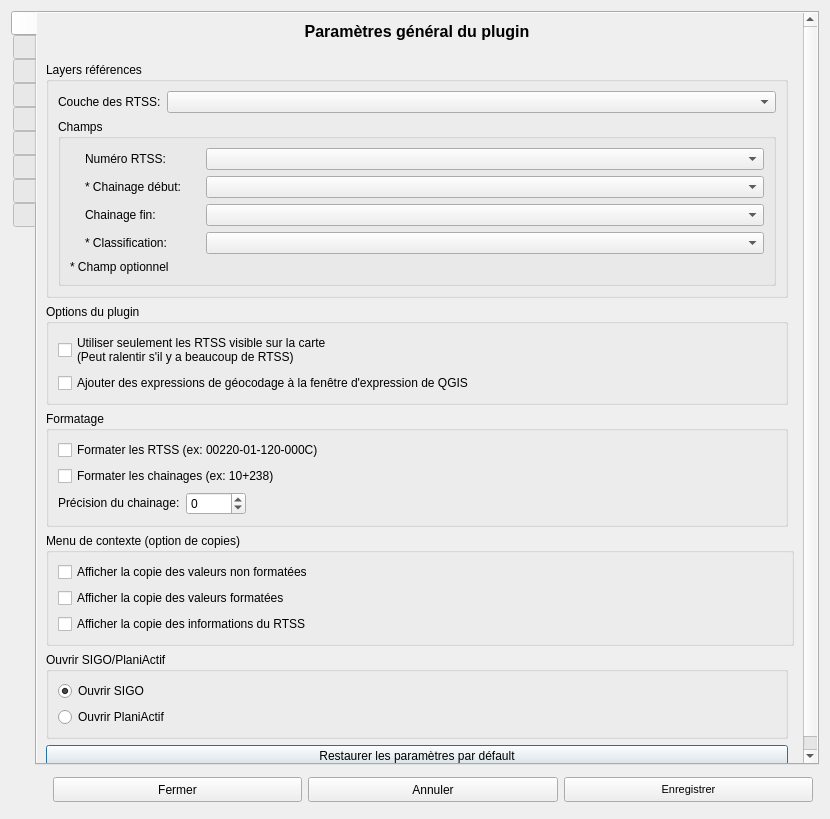
Before: the Qt Designer form interfaces/fenetre_parametre.ui in xbourbeau/outils_MTQ_chainage, drawn with Qt 5.
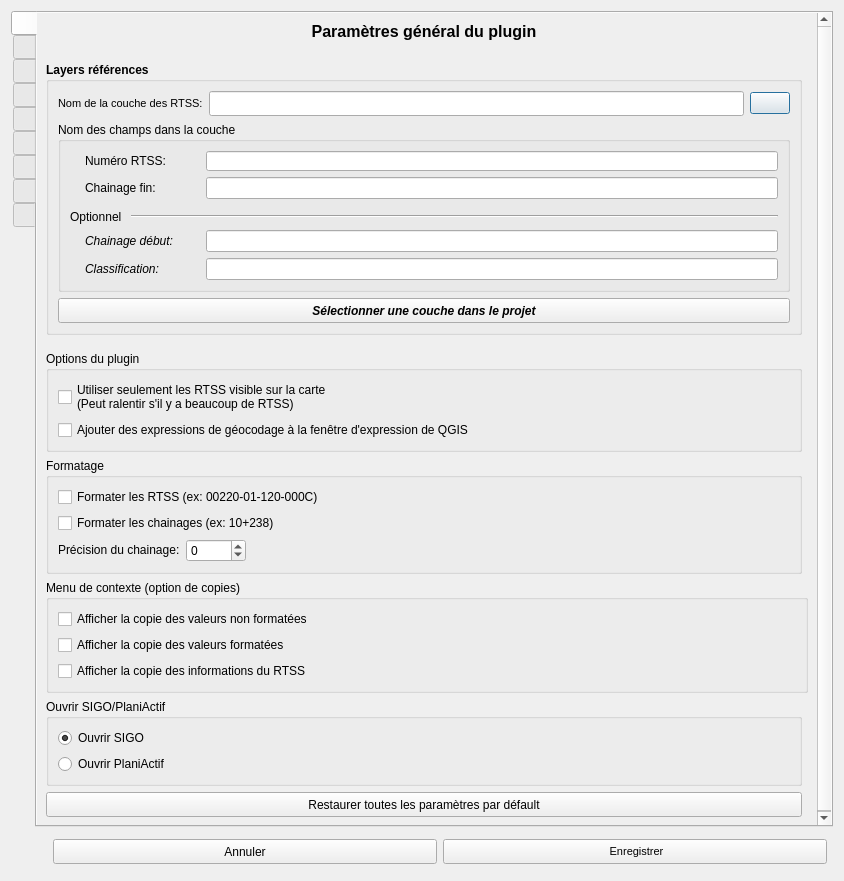
After: the same form once the commit is applied. The open tabs and pages were chosen to show the change. Custom widgets are drawn as their Qt base class.

Commit message:
Update la fenêtre des paramètres
Améliorer la méthode de sélection de la couche des RTSS.

Divers corrections

What changed in the file:
```diff
--- a/interfaces/fenetre_parametre.ui
+++ b/interfaces/fenetre_parametre.ui
@@ -9,8 +9,8 @@
    <rect>
     <x>0</x>
     <y>0</y>
-    <width>830</width>
-    <height>819</height>
+    <width>844</width>
+    <height>881</height>
    </rect>
   </property>
   <property name="windowTitle">
@@ -32,7 +32,7 @@
       <enum>QTabWidget::Rounded</enum>
      </property>
      <property name="currentIndex">
-      <number>2</number>
+      <number>0</number>
      </property>
      <property name="iconSize">
       <size>
@@ -82,35 +82,32 @@
            <rect>
             <x>0</x>
             <y>0</y>
-            <width>786</width>
-            <height>752</height>
+            <width>800</width>
+            <height>814</height>
            </rect>
           </property>
           <layout class="QGridLayout" name="gridLayout_9">
-           <item row="1" column="0">
-            <spacer name="verticalSpacer_6">
-             <property name="orientation">
-              <enum>Qt::Vertical</enum>
-             </property>
-             <property name="sizeType">
-              <enum>QSizePolicy::Fixed</enum>
-             </property>
-             <property name="sizeHint" stdset="0">
-              <size>
-               <width>15</width>
-               <height>15</height>
-              </size>
-             </property>
-            </spacer>
-           </item>
-           <item row="3" column="0">
+           <item row="4" column="0">
             <widget class="QGroupBox" name="groupBox_3">
              <property name="title">
               <string>Options du plugin</string>
              </property>
              <layout class="QGridLayout" name="gridLayout_4">
+              <item row="1" column="0">
+               <widget class="QCheckBox" name="chx_add_expressions">
+                <property name="focusPolicy">
+                 <enum>Qt::ClickFocus</enum>
+                </property>
+                <property name="text">
+                 <string>Ajouter des expressions de géocodage à la fenêtre d'expression de QGIS</string>
+                </property>
+               </widget>
+              </item>
               <item row="0" column="0">
                <widget class="QCheckBox" name="chx_use_visible">
+                <property name="focusPolicy">
+                 <enum>Qt::ClickFocus</enum>
+                </property>
                 <property name="acceptDrops">
                  <bool>false</bool>
                 </property>
@@ -123,30 +120,112 @@
                 </property>
                </widget>
               </item>
+             </layout>
+            </widget>
+           </item>
+           <item row="6" column="0" rowspan="2" colspan="2">
+            <widget class="QGroupBox" name="groupBox_7">
+             <property name="toolTip">
+              <string>Ajoute des options de copie lors d'un click droit dans la carte</string>
+             </property>
+             <property name="title">
+              <string>Menu de contexte (option de copies)</string>
+             </property>
+             <layout class="QGridLayout" name="gridLayout_24">
+              <item row="0" column="0">
+               <widget class="QCheckBox" name="chk_copie_non_formater">
+                <property name="focusPolicy">
+                 <enum>Qt::ClickFocus</enum>
+                </property>
+                <property name="text">
+                 <string>Afficher la copie des valeurs non formatées</string>
+                </property>
+               </widget>
+              </item>
               <item row="1" column="0">
-               <widget class="QCheckBox" name="chx_add_expressions">
+               <widget class="QCheckBox" name="chk_copie_formater">
+                <property name="focusPolicy">
+                 <enum>Qt::ClickFocus</enum>
+                </property>
                 <property name="text">
-                 <string>Ajouter des expressions de géocodage à la fenêtre d'expression de QGIS</string>
+                 <string>Afficher la copie des valeurs formatées</string>
+                </property>
+               </widget>
+              </item>
+              <item row="2" column="0">
+               <widget class="QCheckBox" name="chk_copie_info_rtss">
+                <property name="focusPolicy">
+                 <enum>Qt::ClickFocus</enum>
+                </property>
+                <property name="text">
+                 <string>Afficher la copie des informations du RTSS</string>
                 </property>
                </widget>
               </item>
              </layout>
             </widget>
            </item>
-           <item row="9" column="0">
-            <spacer name="verticalSpacer">
+           <item row="3" column="0">
+            <spacer name="verticalSpacer_23">
              <property name="orientation">
               <enum>Qt::Vertical</enum>
              </property>
+             <property name="sizeType">
+              <enum>QSizePolicy::Fixed</enum>
+             </property>
              <property name="sizeHint" stdset="0">
               <size>
                <width>20</width>
-               <height>40</height>
+               <height>10</height>
               </size>
              </property>
             </spacer>
            </item>
-           <item row="4" column="0">
+           <item row="10" column="0">
+            <widget class="QPushButton" name="btn_set_default_values">
+             <property name="minimumSize">
+              <size>
+               <width>0</width>
+               <height>25</height>
+              </size>
+             </property>
+             <property name="focusPolicy">
+              <enum>Qt::ClickFocus</enum>
+             </property>
+             <property name="toolTip">
+              <string>Permet de restaurer toutes les paramètres avec leurs valeur par défault</string>
+             </property>
+             <property name="text">
+              <string>Restaurer toutes les paramètres par défault</string>
+             </property>
+             <property name="autoDefault">
+              <bool>false</bool>
+             </property>
+            </widget>
+           </item>
+           <item row="0" column="0">
+            <widget class="QLabel" name="label_27">
+             <property name="font">
+              <font>
+               <family>MS Shell Dlg 2</family>
+               <pointsize>12</pointsize>
+               <weight>75</weight>
+               <italic>false</italic>
+               <bold>true</bold>
+              </font>
+             </property>
+             <property name="styleSheet">
+              <string notr="true">font: bold 12pt &quot;MS Shell Dlg 2&quot;;</string>
+             </property>
+             <property name="text">
+              <string>Paramètres général du plugin</string>
+             </property>
+             <property name="alignment">
+              <set>Qt::AlignBottom|Qt::AlignHCenter</set>
+             </property>
+            </widget>
+           </item>
+           <item row="5" column="0">
             <widget class="QGroupBox" name="groupBox_4">
              <property name="title">
               <string>Formatage</string>
@@ -154,6 +233,9 @@
              <layout class="QGridLayout" name="gridLayout_6">
               <item row="0" column="0">
                <widget class="QCheckBox" name="chx_format_rtss">
+                <property name="focusPolicy">
+                 <enum>Qt::ClickFocus</enum>
+                </property>
                 <property name="text">
                  <string>Formater les RTSS (ex: 00220-01-120-000C)</string>
                 </property>
@@ -219,6 +301,9 @@
               </item>
               <item row="1" column="0">
                <widget class="QCheckBox" name="chx_format_chainage">
+                <property name="focusPolicy">
+                 <enum>Qt::ClickFocus</enum>
+                </property>
                 <property name="text">
                  <string>Formater les chainages (ex: 10+238)</string>
                 </property>
@@ -227,7 +312,23 @@
              </layout>
             </widget>
            </item>
-           <item row="7" column="0">
+           <item row="1" column="0">
+            <spacer name="verticalSpacer_6">
+             <property name="orientation">
+              <enum>Qt::Vertical</enum>
+             </property>
+             <property name="sizeType">
+              <enum>QSizePolicy::Fixed</enum>
+             </property>
+             <property name="sizeHint" stdset="0">
+              <size>
+               <width>15</width>
+               <height>15</height>
+              </size>
+             </property>
+            </spacer>
+           </item>
+           <item row="8" column="0">
             <widget class="QGroupBox" name="gbx_open_sigo">
              <property name="title">
               <string>Ouvrir SIGO/PlaniActif</string>
@@ -235,6 +336,9 @@
              <layout class="QGridLayout" name="gridLayout_31">
               <item row="0" column="0">
                <widget class="QRadioButton" name="rbt_sigo">
+                <property name="focusPolicy">
+                 <enum>Qt::ClickFocus</enum>
+                </property>
                 <property name="text">
                  <string>Ouvrir SIGO</string>
                 </property>
@@ -245,6 +349,9 @@
               </item>
               <item row="1" column="0">
                <widget class="QRadioButton" name="rbt_planiactif">
+                <property name="focusPolicy">
+                 <enum>Qt::ClickFocus</enum>
+                </property>
                 <property name="text">
                  <string>Ouvrir PlaniActif</string>
                 </property>
@@ -253,8 +360,27 @@
              </layout>
             </widget>
            </item>
+           <item row="9" column="0">
+            <spacer name="verticalSpacer">
+             <property name="orientation">
+              <enum>Qt::Vertical</enum>
+             </property>
+             <property name="sizeHint" stdset="0">
+              <size>
+               <width>20</width>
+               <height>40</height>
+              </size>
+             </property>
+            </spacer>
+           </item>
            <item row="2" column="0">
             <widget class="QGroupBox" name="groupBox">
+             <property name="font">
+              <font>
+               <weight>75</weight>
+               <bold>true</bold>
+              </font>
+             </property>
              <property name="title">
               <string>Layers références</string>
              </property>
@@ -269,27 +395,226 @@
                     <verstretch>0</verstretch>
                    </sizepolicy>
                   </property>
+                  <property name="minimumSize">
+                   <size>
+                    <width>140</width>
+                    <height>0</height>
+                   </size>
+                  </property>
+                  <property name="font">
+                   <font>
+                    <pointsize>8</pointsize>
+                    <weight>50</weight>
+                    <bold>false</bold>
+                   </font>
+                  </property>
                   <property name="text">
-                   <string>Couche des RTSS:</string>
+                   <string>Nom de la couche des RTSS:</string>
                   </property>
                  </widget>
                 </item>
                 <item>
-                 <widget class="QgsMapLayerComboBox" name="cbx_layer_rtss">
+                 <widget class="QLineEdit" name="txt_layer_rtss">
+                  <property name="minimumSize">
+                   <size>
+                    <width>0</width>
+                    <height>25</height>
+                   </size>
+                  </property>
+                  <property name="font">
+                   <font>
+                    <pointsize>8</pointsize>
+                    <weight>50</weight>
+                    <bold>false</bold>
+                   </font>
+                  </property>
                   <property name="toolTip">
-                   <string>Nom de la couche des RTSS dans le projet</string>
+                   <string>Nom de la couche des RTSS à utiliser dans le projet</string>
+                  </property>
+                 </widget>
+                </item>
+                <item>
+                 <widget class="QPushButton" name="btn_geocatalogue">
+                  <property name="font">
+                   <font>
+                    <weight>50</weight>
+                    <bold>false</bold>
+                   </font>
+                  </property>
+                  <property name="toolTip">
+                   <string>Ouvrir la page du géocatologue pour la couche de BGR - RTSS</string>
+                  </property>
+                  <property name="text">
+                   <string/>
                   </property>
                  </widget>
                 </item>
                </layout>
               </item>
+              <item row="2" column="0">
+               <widget class="QPushButton" name="btn_selectionner_layer_rtss">
+                <property name="minimumSize">
+                 <size>
+                  <width>0</width>
+                  <height>25</height>
+                 </size>
+                </property>
+                <property name="font">
+                 <font>
+                  <weight>75</weight>
+                  <italic>true</italic>
+                  <bold>true</bold>
+                 </font>
+                </property>
+                <property name="toolTip">
+                 <string>Permet de définir les informations sur la couche des RTSS à partir des couches du projets</string>
+                </property>
+                <property name="text">
+                 <string>Sélectionner une couche dans le projet</string>
+                </property>
+                <property name="default">
+                 <bool>false</bool>
+                </property>
+                <property name="flat">
+                 <bool>false</bool>
+                </property>
+               </widget>
+              </item>
               <item row="1" column="0">
                <widget class="QGroupBox" name="groupBox_2">
+                <property name="font">
+                 <font>
+                  <weight>50</weight>
+                  <italic>false</italic>
+                  <bold>false</bold>
+                 </font>
+                </property>
                 <property name="title">
-                 <string>Champs</string>
+                 <string>Nom des champs dans la couche</string>
+                </property>
+                <property name="flat">
+                 <bool>true</bool>
                 </property>
                 <layout class="QGridLayout" name="gridLayout_2">
-                 <item row="2" column="0" colspan="2">
+                 <item row="5" column="0">
+                  <layout class="QHBoxLayout" name="horizontalLayout_18">
+                   <item>
+                    <spacer name="horizontalSpacer_11">
+                     <property name="orientation">
+                      <enum>Qt::Horizontal</enum>
+                     </property>
+                     <property name="sizeType">
+                      <enum>QSizePolicy::Fixed</enum>
+                     </property>
+                     <property name="sizeHint" stdset="0">
+                      <size>
+                       <width>15</width>
+                       <height>20</height>
+                      </size>
+                     </property>
+                    </spacer>
+                   </item>
+                   <item>
+                    <widget class="QLabel" name="label_6">
+                     <property name="sizePolicy">
+                      <sizepolicy hsizetype="Fixed" vsizetype="Preferred">
+                       <horstretch>0</horstretch>
+                       <verstretch>0</verstretch>
+                      </sizepolicy>
+                     </property>
+                     <property name="minimumSize">
+                      <size>
+                       <width>115</width>
+                       <height>0</height>
+                      </size>
+                     </property>
+                     <property name="maximumSize">
+                      <size>
+                       <width>16777215</width>
+                       <height>16777215</height>
+                      </size>
+                     </property>
+                     <property name="font">
+                      <font>
+                       <weight>50</weight>
+                       <italic>true</italic>
+                       <bold>false</bold>
+                      </font>
+                     </property>
+                     <property name="text">
+                      <string>Classification:</string>
+                     </property>
+                    </widget>
+                   </item>
+                   <item>
+                    <widget class="QLineEdit" name="txt_field_class">
+                     <property name="toolTip">
+                      <string>Code de la classification fonctionnelle des RTSS</string>
+                     </property>
+                    </widget>
+                   </item>
+                  </layout>
+                 </item>
+                 <item row="4" column="0">
+                  <layout class="QHBoxLayout" name="horizontalLayout_19">
+                   <item>
+                    <spacer name="horizontalSpacer_12">
+                     <property name="orientation">
+                      <enum>Qt::Horizontal</enum>
+                     </property>
+                     <property name="sizeType">
+                      <enum>QSizePolicy::Fixed</enum>
+                     </property>
+                     <property name="sizeHint" stdset="0">
+                      <size>
+                       <width>15</width>
+                       <height>20</height>
+                      </size>
+                     </property>
+                    </spacer>
+                   </item>
+                   <item>
+                    <widget class="QLabel" name="label_7">
+                     <property name="sizePolicy">
+                      <sizepolicy hsizetype="Fixed" vsizetype="Preferred">
+                       <horstretch>0</horstretch>
+                       <verstretch>0</verstretch>
+                      </sizepolicy>
+                     </property>
+                     <property name="minimumSize">
+                      <size>
+                       <width>115</width>
+                       <height>0</height>
+                      </size>
+                     </property>
+                     <property name="maximumSize">
+                      <size>
+                       <width>16777215</width>
+                       <height>16777215</height>
+                      </size>
+                     </property>
+                     <property name="font">
+                      <font>
+                       <weight>50</weight>
+                       <italic>true</italic>
+                       <bold>false</bold>
+                      </font>
+                     </property>
+                     <property name="text">
+                      <string>Chainage début:</string>
+                     </property>
+                    </widget>
+                   </item>
+                   <item>
+                    <widget class="QLineEdit" name="txt_field_chainage_debut">
+                     <property name="toolTip">
+                      <string>Chainage de début du RTSS. Si aucun champ n'est défini, la valeur de 0 est utilisé pour toutes les RTSS</string>
+                     </property>
+                    </widget>
+                   </item>
+                  </layout>
+                 </item>
+                 <item row="1" column="0">
                   <layout class="QHBoxLayout" name="horizontalLayout_4">
                    <item>
                     <spacer name="horizontalSpacer_3">
@@ -333,7 +658,7 @@
                     </widget>
                    </item>
                    <item>
-                    <widget class="QgsFieldComboBox" name="cbx_field_chainage">
+                    <widget class="QLineEdit" name="txt_field_chainage_fin">
                      <property name="toolTip">
                       <string>Longueur du RTSS en chainage</string>
                      </property>
@@ -341,7 +666,7 @@
                    </item>
                   </layout>
                  </item>
-                 <item row="0" column="0" colspan="2">
+                 <item row="0" column="0">
                   <layout class="QHBoxLayout" name="horizontalLayout_3">
                    <item>
                     <spacer name="horizontalSpacer_4">
@@ -385,7 +710,13 @@
                     </widget>
                    </item>
                    <item>
-                    <widget class="QgsFieldComboBox" name="cbx_field_rtss">
+                    <widget class="QLineEdit" name="txt_field_rtss">
+                     <property name="minimumSize">
+                      <size>
+                       <width>0</width>
+                       <height>20</height>
+                      </size>
+                     </property>
                      <property name="toolTip">
                       <string>Numéro du RTSS (non formaté)</string>
                      </property>
@@ -393,192 +724,53 @@
                    </item>
                   </layout>
                  </item>
-                 <item row="1" column="0" colspan="2">
-                  <layout class="QHBoxLayout" name="horizontalLayout_19">
+                 <item row="3" column="0">
+                  <layout class="QHBoxLayout" name="horizontalLayout_35">
                    <item>
-                    <spacer name="horizontalSpacer_12">
-                     <property name="orientation">
-                      <enum>Qt::Horizontal</enum>
-                     </property>
-                     <property name="sizeType">
-                      <enum>QSizePolicy::Fixed</enum>
-                     </property>
-                     <property name="sizeHint" stdset="0">
-                      <size>
-                       <width>15</width>
-                       <height>20</height>
-                      </size>
-                     </property>
-                    </spacer>
-                   </item>
-                   <item>
-                    <widget class="QLabel" name="label_7">
+                    <widget class="QLabel" name="label_39">
                      <property name="sizePolicy">
-                      <sizepolicy hsizetype="Fixed" vsizetype="Preferred">
+                      <sizepolicy hsizetype="Maximum" vsizetype="Preferred">
                        <horstretch>0</horstretch>
                        <verstretch>0</verstretch>
                       </sizepolicy>
                      </property>
-                     <property name="minimumSize">
-                      <size>
-                       <width>115</width>
-                       <height>0</height>
-                      </size>
-                     </property>
-                     <property name="maximumSize">
-                      <size>
-                       <width>16777215</width>
-                       <height>16777215</height>
-                      </size>
-                     </property>
-                     <property name="text">
-                      <string>* Chainage début:</string>
-                     </property>
-                    </widget>
-                   </item>
-                   <item>
-                    <widget class="QgsFieldComboBox" name="cbx_field_chainage_d">
-                     <property name="toolTip">
-                      <string>Chainage de début du RTSS</string>
-                     </property>
-                     <property name="allowEmptyFieldName">
-                      <bool>true</bool>
-                     </property>
-                    </widget>
-                   </item>
-                  </layout>
-                 </item>
-                 <item row="3" column="0" rowspan="2" colspan="2">
-                  <layout class="QHBoxLayout" name="horizontalLayout_18">
-                   <item>
-                    <spacer name="horizontalSpacer_11">
-                     <property name="orientation">
-                      <enum>Qt::Horizontal</enum>
-                     </property>
-                     <property name="sizeType">
-                      <enum>QSizePolicy::Fixed</enum>
-                     </property>
-                     <property name="sizeHint" stdset="0">
-                      <size>
-                       <width>15</width>
-                       <height>20</height>
-                      </size>
-                     </property>
-                    </spacer>
-                   </item>
-                   <item>
-                    <widget class="QLabel" name="label_6">
-                     <property name="sizePolicy">
-                      <sizepolicy hsizetype="Fixed" vsizetype="Preferred">
-                       <horstretch>0</horstretch>
-                       <verstretch>0</verstretch>
-                      </sizepolicy>
-                     </property>
-                     <property name="minimumSize">
-                      <size>
-                       <width>115</width>
-                       <height>0</height>
-                      </size>
-                     </property>
-                     <property name="maximumSize">
-                      <size>
-                       <width>16777215</width>
-                       <height>16777215</height>
-                      </size>
-                     </property>
-                     <property name="text">
-                      <string>* Classification:</string>
-                     </property>
-                    </widget>
-                   </item>
-                   <item>
-                    <widget class="QgsFieldComboBox" name="cbx_field_class">
-                     <property name="toolTip">
-                      <string>Code de classification fonctionnelle</string>
-                     </property>
-                     <property name="allowEmptyFieldName">
-                      <bool>true</bool>
-                     </property>
-                    </widget>
-                   </item>
-                  </layout>
-                 </item>
-                 <item row="5" column="0">
-                  <widget class="QLabel" name="label_2">
                    <property name="styleSheet">
                     <string notr="true">font: italic 7pt &quot;Arial&quot;;</string>
                    </property>
                    <property name="text">
-                    <string>* Champ optionnel</string>
+                      <string>Optionnel </string>
                    </property>
                   </widget>
                  </item>
-                </layout>
-               </widget>
-              </item>
-             </layout>
-            </widget>
-           </item>
-           <item row="0" column="0">
-            <widget class="QLabel" name="label_27">
-             <property name="font">
-              <font>
-               <family>MS Shell Dlg 2</family>
-               <pointsize>12</pointsize>
-               <weight>75</weight>
-               <italic>false</italic>
-               <bold>true</bold>
-              </font>
-             </property>
-             <property name="styleSheet">
-              <string notr="true">font: bold 12pt &quot;MS Shell Dlg 2&quot;;</string>
-             </property>
-             <property name="text">
-              <string>Paramètres général du plugin</string>
-             </property>
-             <property name="alignment">
-              <set>Qt::AlignBottom|Qt::AlignHCenter</set>
-             </property>
-            </widget>
-           </item>
-           <item row="5" column="0" rowspan="2" colspan="2">
-            <widget class="QGroupBox" name="groupBox_7">
-             <property name="toolTip">
-              <string>Ajoute des options de copie lors d'un click droit dans la carte</string>
-             </property>
-             <property name="title">
-              <string>Menu de contexte (option de copies)</string>
-             </property>
-             <layout class="QGridLayout" name="gridLayout_24">
-              <item row="0" column="0">
-               <widget class="QCheckBox" name="chk_copie_non_formater">
-                <property name="text">
-                 <string>Afficher la copie des valeurs non formatées</string>
-                </property>
-               </widget>
-              </item>
-              <item row="1" column="0">
-               <widget class="QCheckBox" name="chk_copie_formater">
-                <property name="text">
-                 <string>Afficher la copie des valeurs formatées</string>
-                </property>
-               </widget>
+                   <item>
+                    <widget class="Line" name="line_3">
+                     <property name="orientation">
+                      <enum>Qt::Horizontal</enum>
+                     </property>
+                    </widget>
+                   </item>
+                  </layout>
               </item>
               <item row="2" column="0">
-               <widget class="QCheckBox" name="chk_copie_info_rtss">
-                <property name="text">
-                 <string>Afficher la copie des informations du RTSS</string>
-                </property>
-               </widget>
+                  <spacer name="verticalSpacer_24">
+                   <property name="orientation">
+                    <enum>Qt::Vertical</enum>
+                   </property>
+                   <property name="sizeType">
+                    <enum>QSizePolicy::Fixed</enum>
+                   </property>
+                   <property name="sizeHint" stdset="0">
+                    <size>
+                     <width>20</width>
+                     <height>5</height>
+                    </size>
+                   </property>
+                  </spacer>
               </item>
              </layout>
             </widget>
            </item>
-           <item row="8" column="0">
-            <widget class="QPushButton" name="btn_set_default_values">
-             <property name="text">
-              <string>Restaurer les paramètres par défault</string>
-             </property>
+             </layout>
             </widget>
            </item>
           </layout>
@@ -623,8 +815,8 @@
            <rect>
             <x>0</x>
             <y>0</y>
-            <width>786</width>
-            <height>752</height>
+            <width>800</width>
+            <height>814</height>
            </rect>
           </property>
           <layout class="QGridLayout" name="gridLayout_30">
@@ -653,7 +845,7 @@
            <item row="5" column="0" colspan="2">
             <widget class="QCheckBox" name="chk_keep_marker">
              <property name="text">
-              <string>Toujours garder le marqueur de la postion dans la carte</string>
+              <string>Toujours garder le marqueur de la position dans la carte</string>
              </property>
             </widget>
            </item>
@@ -906,7 +1098,7 @@
                   </size>
                  </property>
                  <property name="text">
-                  <string>Suivre le chainage:</string>
+                  <string>Raccourcci d'activation du suivi de chainage:</string>
                  </property>
                  <property name="checked">
                   <bool>true</bool>
@@ -1057,8 +1249,8 @@
            <rect>
             <x>0</x>
             <y>0</y>
-            <width>786</width>
-            <height>752</height>
+            <width>800</width>
+            <height>814</height>
            </rect>
           </property>
           <layout class="QGridLayout" name="gridLayout_17">
@@ -1323,8 +1515,8 @@
            <rect>
             <x>0</x>
             <y>0</y>
-            <width>786</width>
-            <height>752</height>
+            <width>800</width>
+            <height>814</height>
            </rect>
           </property>
           <layout class="QGridLayout" name="gridLayout_12">
@@ -1385,7 +1577,7 @@
                   </size>
                  </property>
                  <property name="text">
-                  <string>Mesurer une distance</string>
+                  <string>Raccourci de mesure d'une distance</string>
                  </property>
                  <property name="checked">
                   <bool>true</bool>
@@ -1557,8 +1749,8 @@
            <rect>
             <x>0</x>
             <y>0</y>
-            <width>786</width>
-            <height>752</height>
+            <width>800</width>
+            <height>814</height>
            </rect>
           </property>
           <layout class="QGridLayout" name="gridLayout_15">
@@ -1619,7 +1811,7 @@
                   </size>
                  </property>
                  <property name="text">
-                  <string>Placer un écusson:</string>
+                  <string>Raccourci pour placer un écusson:</string>
                  </property>
                  <property name="checked">
                   <bool>true</bool>
@@ -1912,12 +2104,12 @@
            <rect>
             <x>0</x>
             <y>0</y>
-            <width>786</width>
-            <height>752</height>
+            <width>800</width>
+            <height>814</height>
            </rect>
           </property>
-          <layout class="QGridLayout" name="gridLayout_18">
-           <item row="0" column="0">
+          <layout class="QGridLayout" name="gridLayout_32">
+           <item row="0" column="0" colspan="2">
             <widget class="QLabel" name="label_33">
              <property name="font">
               <font>
@@ -1955,7 +2147,7 @@
              </property>
             </spacer>
            </item>
-           <item row="2" column="0">
+           <item row="2" column="0" colspan="2">
             <widget class="QLabel" name="label_18">
              <property name="text">
               <string>** Outil expérimental (Fonctionnel, mais en cours de développement)</string>
@@ -1965,7 +2157,13 @@
              </property>
             </widget>
            </item>
-           <item row="3" column="0">
+           <item row="3" column="0" colspan="2">
+            <widget class="QGroupBox" name="groupBox_9">
+             <property name="title">
+              <string>Raccourci</string>
+             </property>
+             <layout class="QGridLayout" name="gridLayout_18">
+              <item row="0" column="0">
             <layout class="QHBoxLayout" name="horizontalLayout_25">
              <item>
               <widget class="QCheckBox" name="chk_shorcut_parallele">
@@ -2001,7 +2199,7 @@
              </item>
             </layout>
            </item>
-           <item row="4" column="0">
+              <item row="1" column="0">
             <layout class="QHBoxLayout" name="horizontalLayout_27">
              <item>
               <widget class="QCheckBox" name="chk_shorcut_perpendiculaire">
@@ -2037,7 +2235,7 @@
              </item>
             </layout>
            </item>
-           <item row="5" column="0">
+              <item row="2" column="0">
             <layout class="QHBoxLayout" name="horizontalLayout_32">
              <item>
               <widget class="QCheckBox" name="chk_shorcut_interpolate">
@@ -2073,7 +2271,10 @@
              </item>
             </layout>
            </item>
-           <item row="6" column="0">
+             </layout>
+            </widget>
+           </item>
+           <item row="4" column="0" colspan="2">
             <spacer name="verticalSpacer_14">
              <property name="orientation">
               <enum>Qt::Vertical</enum>
@@ -2128,8 +2329,8 @@
            <rect>
             <x>0</x>
             <y>0</y>
-            <width>786</width>
-            <height>752</height>
+            <width>800</width>
+            <height>814</height>
            </rect>
           </property>
           <layout class="QGridLayout" name="gridLayout_21">
@@ -2236,8 +2437,8 @@
            <rect>
             <x>0</x>
             <y>0</y>
-            <width>786</width>
-            <height>752</height>
+            <width>800</width>
+            <height>814</height>
            </rect>
           </property>
           <layout class="QGridLayout" name="gridLayout_29">
@@ -2693,8 +2894,8 @@
            <rect>
             <x>0</x>
             <y>0</y>
-            <width>786</width>
-            <height>752</height>
+            <width>800</width>
+            <height>814</height>
            </rect>
           </property>
           <layout class="QGridLayout" name="gridLayout_10">
@@ -3209,19 +3410,6 @@
        </property>
       </spacer>
      </item>
-     <item>
-      <widget class="QPushButton" name="btn_close">
-       <property name="minimumSize">
-        <size>
-         <width>0</width>
-         <height>25</height>
-        </size>
-       </property>
-       <property name="text">
-        <string>Fermer</string>
-       </property>
-      </widget>
-     </item>
      <item>
       <widget class="QPushButton" name="btn_annuler">
        <property name="enabled">
@@ -3281,7 +3469,7 @@
         </font>
        </property>
        <property name="text">
-        <string>Enregistrer</string>
+        <string> Enregistrer</string>
        </property>
       </widget>
      </item>
```
Left out of the diff: 44 changed lines with no effect on the pictures. Lines whose indentation alone changed are shown as unchanged. The commit also changes 5 other files.
